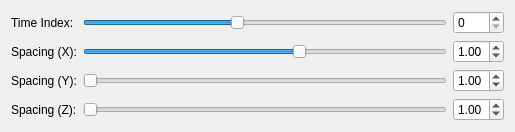
This is Source/VoxRender/Interface/timingwidget.ui in nagyistoce/voxrender as Qt 5 draws it before an edit. The edited form follows.
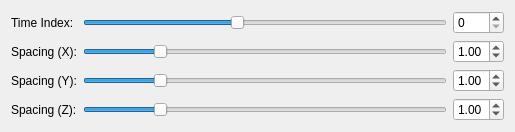
This is the edited form.

The edit to the form file:
```diff
--- a/Source/VoxRender/Interface/timingwidget.ui
+++ b/Source/VoxRender/Interface/timingwidget.ui
@@ -28,7 +28,7 @@
         <number>100</number>
        </property>
        <property name="value">
-        <number>60</number>
+        <number>20</number>
        </property>
        <property name="orientation">
         <enum>Qt::Horizontal</enum>
@@ -67,6 +67,12 @@
      </item>
      <item row="2" column="1">
       <widget class="QSlider" name="horizontalSlider_y">
+       <property name="maximum">
+        <number>100</number>
+       </property>
+       <property name="value">
+        <number>20</number>
+       </property>
        <property name="orientation">
         <enum>Qt::Horizontal</enum>
        </property>
@@ -87,6 +93,12 @@
      </item>
      <item row="3" column="1">
       <widget class="QSlider" name="horizontalSlider_z">
+       <property name="maximum">
+        <number>100</number>
+       </property>
+       <property name="value">
+        <number>20</number>
+       </property>
        <property name="orientation">
         <enum>Qt::Horizontal</enum>
        </property>
```
